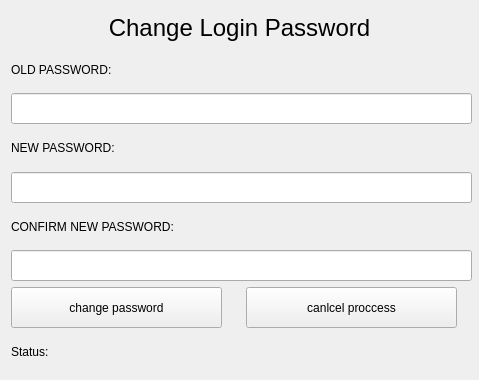
Qt form raw_ui_files/changePassword.ui (MehmetYukselSekeroglu/TheHive) before a commit.
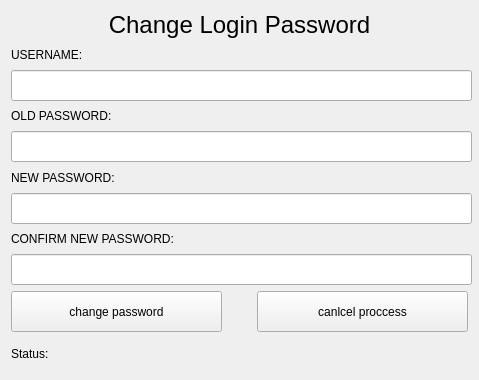
The same form after that commit. Icons and pictures are not drawn.

Commit message: password change ui added and activated

What changed in the file:
```diff
--- a/raw_ui_files/changePassword.ui
+++ b/raw_ui_files/changePassword.ui
@@ -30,30 +30,26 @@
     <normaloff>:/private_icon/private_logo_2.png</normaloff>:/private_icon/private_logo_2.png</iconset>
   </property>
   <layout class="QGridLayout" name="gridLayout">
-   <item row="0" column="0" colspan="2">
-    <widget class="QLabel" name="label_2">
+   <item row="8" column="0" colspan="3">
+    <widget class="QLineEdit" name="lineEdit_newPasswordConfirm_input">
+     <property name="minimumSize">
+      <size>
+       <width>461</width>
+       <height>31</height>
+      </size>
+     </property>
      <property name="maximumSize">
       <size>
        <width>461</width>
-       <height>36</height>
+       <height>31</height>
       </size>
      </property>
-     <property name="styleSheet">
-      <string notr="true">font: 11pt &quot;Hack&quot;;</string>
+     <property name="echoMode">
+      <enum>QLineEdit::Password</enum>
      </property>
-     <property name="text">
-      <string>&lt;html&gt;&lt;head/&gt;&lt;body&gt;&lt;p align=&quot;center&quot;&gt;&lt;span style=&quot; font-size:18pt;&quot;&gt;Change Login Password&lt;/span&gt;&lt;/p&gt;&lt;/body&gt;&lt;/html&gt;</string>
-     </property>
     </widget>
    </item>
-   <item row="1" column="0">
-    <widget class="QLabel" name="label">
-     <property name="text">
-      <string>OLD PASSWORD:</string>
-     </property>
-    </widget>
-   </item>
-   <item row="2" column="0" colspan="2">
+   <item row="4" column="0" colspan="3">
     <widget class="QLineEdit" name="lineEdit_oldPassword_input">
      <property name="minimumSize">
       <size>
@@ -72,14 +68,30 @@
      </property>
     </widget>
    </item>
-   <item row="3" column="0">
+   <item row="10" column="0" colspan="3">
+    <widget class="QLabel" name="label_changeStatusBar">
+     <property name="minimumSize">
+      <size>
+       <width>451</width>
+       <height>31</height>
+      </size>
+     </property>
+     <property name="styleSheet">
+      <string notr="true">font: 12pt &quot;FreeMono&quot;;</string>
+     </property>
+     <property name="text">
+      <string>Status:</string>
+     </property>
+    </widget>
+   </item>
+   <item row="5" column="0">
     <widget class="QLabel" name="label_3">
      <property name="text">
       <string>NEW PASSWORD:</string>
      </property>
     </widget>
    </item>
-   <item row="4" column="0" colspan="2">
+   <item row="6" column="0" colspan="3">
     <widget class="QLineEdit" name="lineEdit_newPassword_input">
      <property name="minimumSize">
       <size>
@@ -98,33 +110,7 @@
      </property>
     </widget>
    </item>
-   <item row="5" column="0">
-    <widget class="QLabel" name="label_4">
-     <property name="text">
-      <string>CONFIRM NEW PASSWORD:</string>
-     </property>
-    </widget>
-   </item>
-   <item row="6" column="0" colspan="2">
-    <widget class="QLineEdit" name="lineEdit_newPasswordConfirm_input">
-     <property name="minimumSize">
-      <size>
-       <width>461</width>
-       <height>31</height>
-      </size>
-     </property>
-     <property name="maximumSize">
-      <size>
-       <width>461</width>
-       <height>31</height>
-      </size>
-     </property>
-     <property name="echoMode">
-      <enum>QLineEdit::Password</enum>
-     </property>
-    </widget>
-   </item>
-   <item row="7" column="0">
+   <item row="9" column="0" colspan="2">
     <widget class="QPushButton" name="pushButton_runChange">
      <property name="minimumSize">
       <size>
@@ -146,7 +132,7 @@
      </property>
     </widget>
    </item>
-   <item row="7" column="1">
+   <item row="9" column="2">
     <widget class="QPushButton" name="pushButton_cancelChangeProccess">
      <property name="minimumSize">
       <size>
@@ -168,19 +154,59 @@
      </property>
     </widget>
    </item>
-   <item row="8" column="0" colspan="2">
-    <widget class="QLabel" name="label_changeStatusBar">
-     <property name="minimumSize">
+   <item row="0" column="0" colspan="3">
+    <widget class="QLabel" name="label_2">
+     <property name="maximumSize">
       <size>
-       <width>451</width>
-       <height>31</height>
+       <width>461</width>
+       <height>36</height>
       </size>
      </property>
      <property name="styleSheet">
-      <string notr="true">font: 12pt &quot;FreeMono&quot;;</string>
+      <string notr="true">font: 11pt &quot;Hack&quot;;</string>
      </property>
      <property name="text">
-      <string>Status:</string>
+      <string>&lt;html&gt;&lt;head/&gt;&lt;body&gt;&lt;p align=&quot;center&quot;&gt;&lt;span style=&quot; font-size:18pt;&quot;&gt;Change Login Password&lt;/span&gt;&lt;/p&gt;&lt;/body&gt;&lt;/html&gt;</string>
+     </property>
+    </widget>
+   </item>
+   <item row="3" column="0">
+    <widget class="QLabel" name="label">
+     <property name="text">
+      <string>OLD PASSWORD:</string>
+     </property>
+    </widget>
+   </item>
+   <item row="7" column="0" colspan="2">
+    <widget class="QLabel" name="label_4">
+     <property name="text">
+      <string>CONFIRM NEW PASSWORD:</string>
+     </property>
+    </widget>
+   </item>
+   <item row="1" column="0">
+    <widget class="QLabel" name="label_5">
+     <property name="text">
+      <string>USERNAME:</string>
+     </property>
+    </widget>
+   </item>
+   <item row="2" column="0">
+    <widget class="QLineEdit" name="lineEdit_username_input">
+     <property name="minimumSize">
+      <size>
+       <width>461</width>
+       <height>31</height>
+      </size>
+     </property>
+     <property name="maximumSize">
+      <size>
+       <width>461</width>
+       <height>31</height>
+      </size>
+     </property>
+     <property name="echoMode">
+      <enum>QLineEdit::Normal</enum>
      </property>
     </widget>
    </item>
```
Left out of the diff: 4 changed lines with no effect on the pictures. The commit also changes 7 other files.
